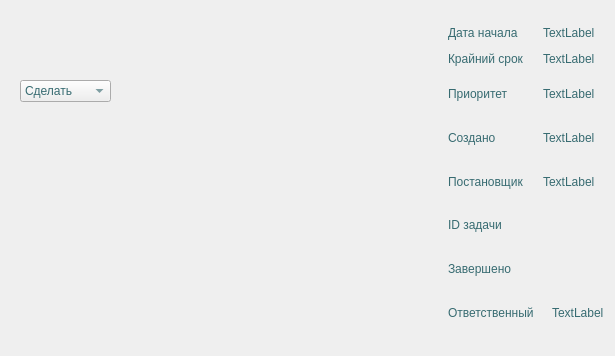
First picture: the form in Task.ui, repository Barnaga/TerraCRM, before the edit.
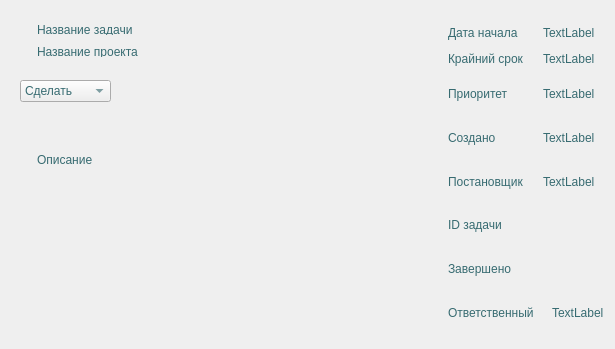
Second picture: the form after the edit.

```diff
--- a/Task.ui
+++ b/Task.ui
@@ -7,7 +7,7 @@
     <x>0</x>
     <y>0</y>
     <width>615</width>
-    <height>356</height>
+    <height>349</height>
    </rect>
   </property>
   <property name="windowTitle">
@@ -86,7 +86,7 @@
        <enum>QFrame::Shape::NoFrame</enum>
       </property>
       <property name="text">
-       <string/>
+       <string>Название задачи</string>
       </property>
       <property name="textFormat">
        <enum>Qt::TextFormat::PlainText</enum>
@@ -105,7 +105,7 @@
     <item>
      <widget class="QLabel" name="dealLbl">
       <property name="text">
-       <string/>
+       <string>Название проекта</string>
       </property>
       <property name="wordWrap">
        <bool>true</bool>
@@ -290,7 +290,7 @@
     <item>
      <widget class="QLabel" name="warning">
       <property name="text">
-       <string/>
+       <string>Описание</string>
       </property>
      </widget>
     </item>
```
